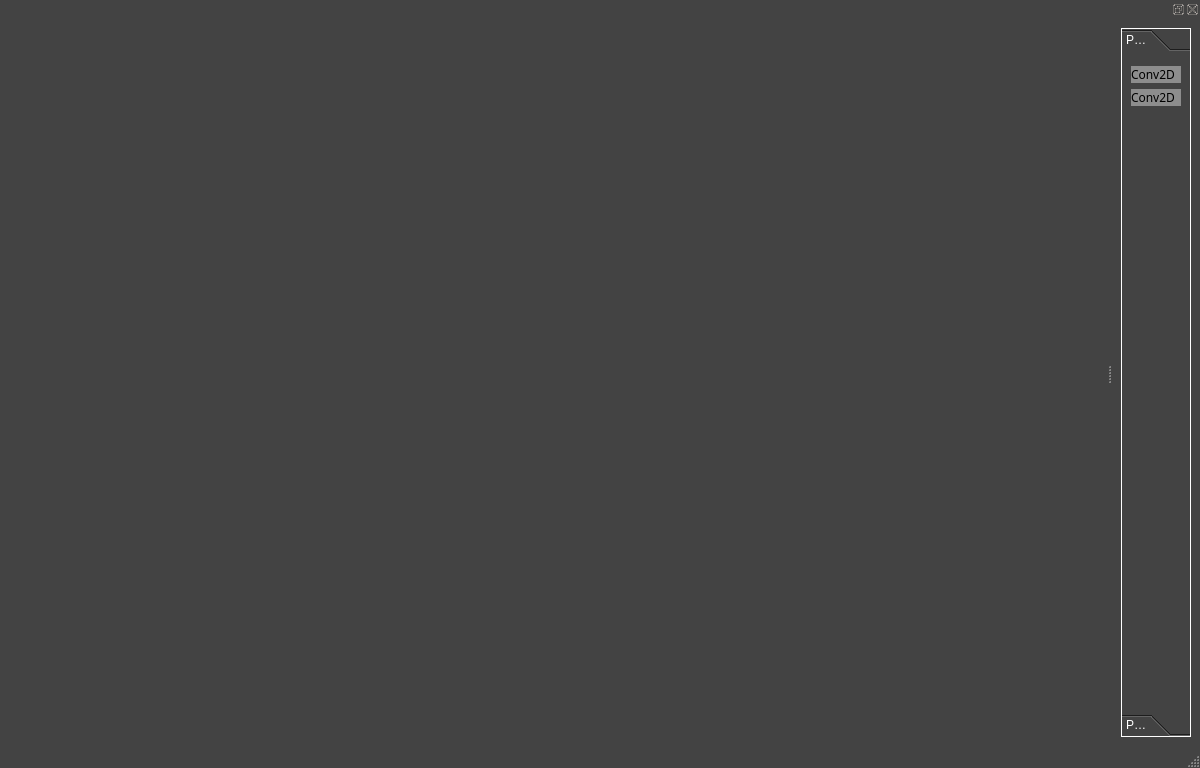
arashk7/arash_node, file ui/mainForm.ui: the form before one commit.
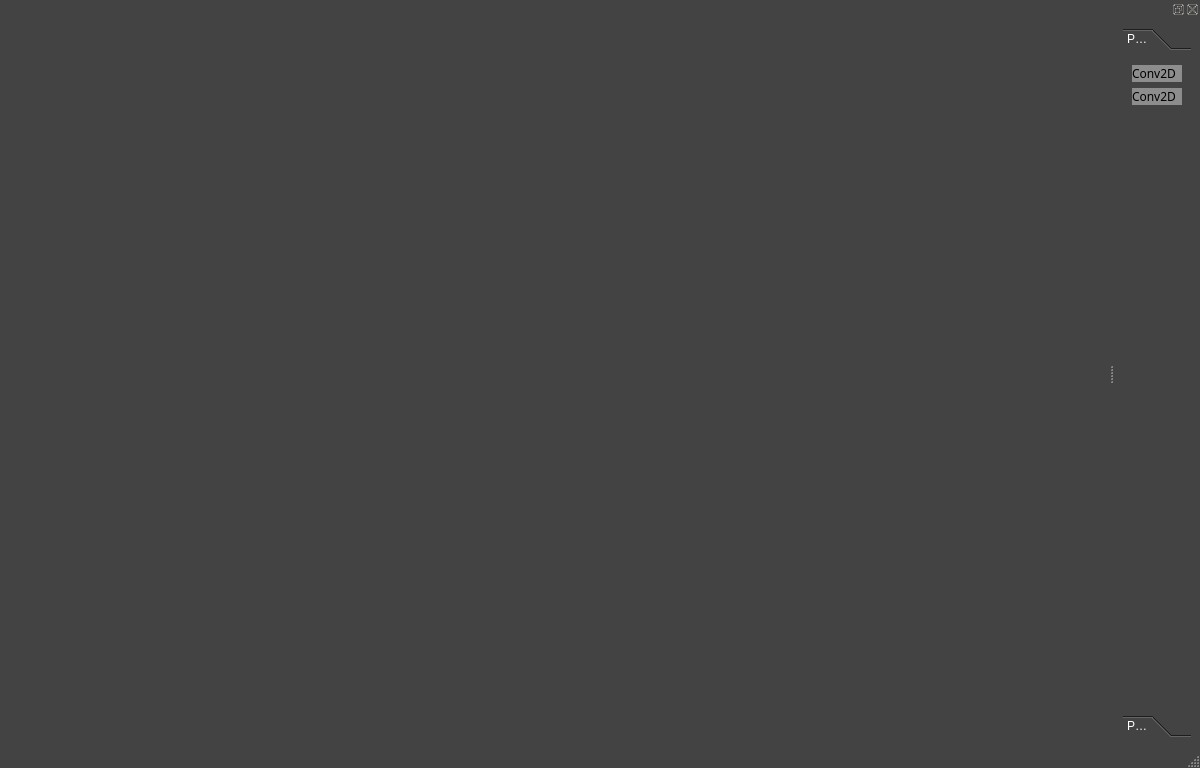
The form after the commit.

Diff of the .ui file:
```diff
--- a/ui/mainForm.ui
+++ b/ui/mainForm.ui
@@ -455,10 +455,10 @@
      <item>
       <widget class="QToolBox" name="toolBox">
        <property name="autoFillBackground">
-        <bool>false</bool>
+        <bool>true</bool>
        </property>
        <property name="frameShape">
-        <enum>QFrame::Box</enum>
+        <enum>QFrame::NoFrame</enum>
        </property>
        <property name="frameShadow">
         <enum>QFrame::Plain</enum>
@@ -471,8 +471,8 @@
          <rect>
           <x>0</x>
           <y>0</y>
-          <width>69</width>
-          <height>631</height>
+          <width>52</width>
+          <height>654</height>
          </rect>
         </property>
         <attribute name="label">
```
Left out of the diff: 6 changed lines with no effect on the pictures.
